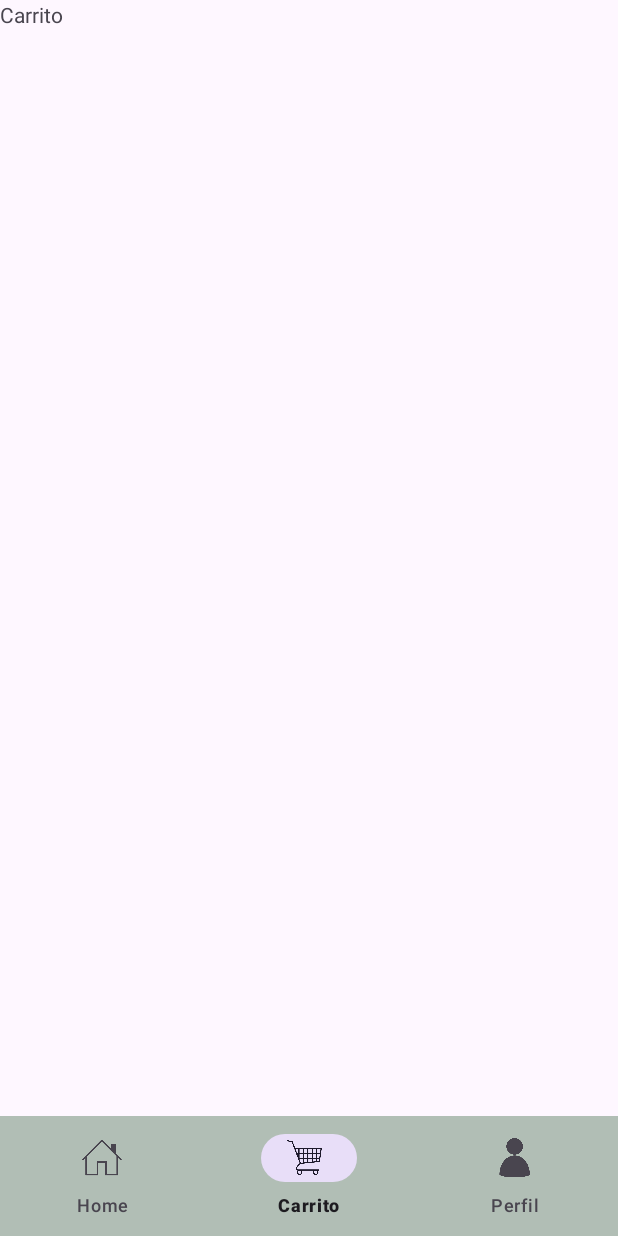
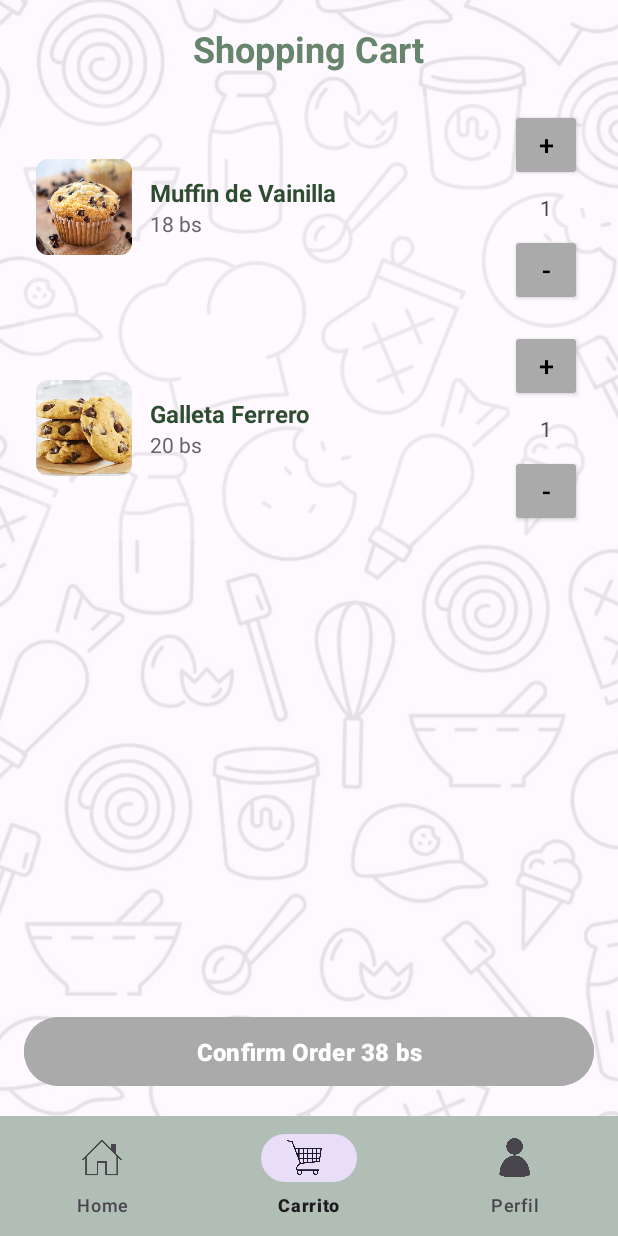
Before and after one commit to AdriBc16/ProjectMacadamia, an Android app: the CartFragment screen opened through its navigation route, on a phone screen of 412 x 824 dp. Run offline under Robolectric (Android 15) with nearby library versions, the phone set to English and light mode, and no system bars; our stand-ins replace navigation-ui.

Commit message:
Implementación del carrito con diseño visual, lista de productos y el control de cantidades

```diff
--- /dev/null
+++ b/app/src/main/java/com/example/projectmacadamia/CartAdapter.kt
@@ -0,0 +1,66 @@
+package com.example.projectmacadamia
+
+import android.view.LayoutInflater
+import android.view.View
+import android.view.ViewGroup
+import android.widget.*
+import androidx.recyclerview.widget.RecyclerView
+import com.example.projectmacadamia.R
+import com.example.projectmacadamia.Producto
+
+class CartAdapter(
+    private val productos: MutableList<Producto>,
+    private val onTotalChanged: (Int) -> Unit
+) : RecyclerView.Adapter<CartAdapter.CartViewHolder>() {
+
+    inner class CartViewHolder(itemView: View) : RecyclerView.ViewHolder(itemView) {
+        val nombre: TextView = itemView.findViewById(R.id.nombreProducto)
+        val precio: TextView = itemView.findViewById(R.id.precioProducto)
+        val imagen: ImageView = itemView.findViewById(R.id.imgProducto)
+        val cantidad: TextView = itemView.findViewById(R.id.txtCantidad)
+        val btnAdd: Button = itemView.findViewById(R.id.btnAdd)
+        val btnSubtract: Button = itemView.findViewById(R.id.btnSubtract)
+    }
+
+    override fun onCreateViewHolder(parent: ViewGroup, viewType: Int): CartViewHolder {
+        val view = LayoutInflater.from(parent.context)
+            .inflate(R.layout.item_producto, parent, false)
+        return CartViewHolder(view)
+    }
+
+    override fun onBindViewHolder(holder: CartViewHolder, position: Int) {
+        val producto = productos[position]
+
+        holder.nombre.text = producto.nombre
+        val total = producto.precio * producto.cantidad
+        holder.precio.text = holder.itemView.context.getString(R.string.precio_total, total)
+        holder.imagen.setImageResource(producto.imagenResId)
+        holder.cantidad.text = producto.cantidad.toString()
+
+        holder.btnAdd.setOnClickListener {
+            producto.cantidad++
+            notifyItemChanged(position)
+            actualizarTotal()
+        }
+
+        holder.btnSubtract.setOnClickListener {
+            if (producto.cantidad > 1) {
+                producto.cantidad--
+                notifyItemChanged(position)
+                actualizarTotal()
+            } else {
+                productos.removeAt(position)
+                notifyItemRemoved(position)
+                notifyItemRangeChanged(position, productos.size)
+                actualizarTotal()
+            }
+        }
+    }
+
+    override fun getItemCount(): Int = productos.size
+
+    fun actualizarTotal() {
+        val total = productos.sumOf { it.precio * it.cantidad }
+        onTotalChanged(total)
+    }
+}
--- a/app/src/main/java/com/example/projectmacadamia/CartFragment.kt
+++ b/app/src/main/java/com/example/projectmacadamia/CartFragment.kt
@@ -1,59 +1,48 @@
 package com.example.projectmacadamia
 
 import android.os.Bundle
-import androidx.fragment.app.Fragment
 import android.view.LayoutInflater
 import android.view.View
 import android.view.ViewGroup
+import android.widget.Button
+import androidx.fragment.app.Fragment
+import androidx.recyclerview.widget.LinearLayoutManager
+import androidx.recyclerview.widget.RecyclerView
+import com.example.projectmacadamia.CartAdapter
+import com.example.projectmacadamia.Producto
 
-// TODO: Rename parameter arguments, choose names that match
-// the fragment initialization parameters, e.g. ARG_ITEM_NUMBER
-private const val ARG_PARAM1 = "param1"
-private const val ARG_PARAM2 = "param2"
+class CartFragment : Fragment() {
 
-/**
- * A simple [Fragment] subclass.
- * Use the [CartFragment.newInstance] factory method to
- * create an instance of this fragment.
- */
-class CartFragment : Fragment() {
-    // TODO: Rename and change types of parameters
-    private var param1: String? = null
-    private var param2: String? = null
-
-    override fun onCreate(savedInstanceState: Bundle?) {
-        super.onCreate(savedInstanceState)
-        arguments?.let {
-            param1 = it.getString(ARG_PARAM1)
-            param2 = it.getString(ARG_PARAM2)
-        }
-    }
+    private lateinit var recyclerCart: RecyclerView
+    private lateinit var btnConfirmCart: Button
+    private lateinit var adapter: CartAdapter
 
     override fun onCreateView(
         inflater: LayoutInflater, container: ViewGroup?,
         savedInstanceState: Bundle?
     ): View? {
-        // Inflate the layout for this fragment
         return inflater.inflate(R.layout.fragment_cart, container, false)
     }
 
-    companion object {
-        /**
-         * Use this factory method to create a new instance of
-         * this fragment using the provided parameters.
-         *
-         * @param param1 Parameter 1.
-         * @param param2 Parameter 2.
-         * @return A new instance of fragment CartFragment.
-         */
-        // TODO: Rename and change types and number of parameters
-        @JvmStatic
-        fun newInstance(param1: String, param2: String) =
-            CartFragment().apply {
-                arguments = Bundle().apply {
-                    putString(ARG_PARAM1, param1)
-                    putString(ARG_PARAM2, param2)
-                }
-            }
+    override fun onViewCreated(view: View, savedInstanceState: Bundle?) {
+        super.onViewCreated(view, savedInstanceState)
+
+        recyclerCart = view.findViewById(R.id.recyclerCart)
+        btnConfirmCart = view.findViewById(R.id.btnConfirmCart)
+
+        val productos = mutableListOf(
+            Producto("Muffin de Vainilla", 18, R.drawable.muffin),
+            Producto("Galleta Ferrero", 20, R.drawable.galleta)
+        )
+
+        adapter = CartAdapter(productos) { total ->
+            val totalTexto = getString(R.string.precio_total, total)
+            btnConfirmCart.text = getString(R.string.confirmar_con_precio, totalTexto)
+        }
+
+        recyclerCart.layoutManager = LinearLayoutManager(requireContext())
+        recyclerCart.adapter = adapter
+
+        adapter.actualizarTotal()
     }
 }
--- /dev/null
+++ b/app/src/main/java/com/example/projectmacadamia/Productos.kt
@@ -0,0 +1,8 @@
+package com.example.projectmacadamia
+
+data class Producto(
+    val nombre: String,
+    val precio: Int,
+    val imagenResId: Int,
+    var cantidad: Int = 1
+)
--- /dev/null
+++ b/app/src/main/res/drawable/rounded_corners.xml
@@ -0,0 +1,5 @@
+<shape xmlns:android="http://schemas.android.com/apk/res/android"
+    android:shape="rectangle">
+    <corners android:radius="8dp" />
+    <solid android:color="@android:color/darker_gray" />
+</shape>
--- a/app/src/main/res/layout/fragment_cart.xml
+++ b/app/src/main/res/layout/fragment_cart.xml
@@ -1,14 +1,57 @@
 <?xml version="1.0" encoding="utf-8"?>
 <FrameLayout xmlns:android="http://schemas.android.com/apk/res/android"
     xmlns:tools="http://schemas.android.com/tools"
+    xmlns:app="http://schemas.android.com/apk/res-auto"
     android:layout_width="match_parent"
     android:layout_height="match_parent"
     tools:context=".CartFragment">
 
-    <!-- TODO: Update blank fragment layout -->
-    <TextView
+    <ImageView
+        android:id="@+id/fondoCarrito"
         android:layout_width="match_parent"
         android:layout_height="match_parent"
-        android:text="@string/shoppingCart" />
+        android:alpha="0.1"
+        android:scaleType="centerCrop"
+        android:src="@drawable/fondo_inicio" />
 
+    <LinearLayout
+        android:layout_width="match_parent"
+        android:layout_height="match_parent"
+        android:orientation="vertical"
+        android:padding="16dp"
+        android:layout_gravity="top"
+        android:clipToPadding="false">
+
+        <TextView
+            android:id="@+id/titleCart"
+            android:layout_width="wrap_content"
+            android:layout_height="wrap_content"
+            android:text="Shopping Cart"
+            android:textStyle="bold"
+            android:textColor="@color/dark_green"
+            android:textSize="24sp"
+            android:layout_gravity="center_horizontal"
+            android:paddingBottom="16dp" />
+
+        <androidx.recyclerview.widget.RecyclerView
+            android:id="@+id/recyclerCart"
+            android:layout_width="match_parent"
+            android:layout_height="0dp"
+            android:layout_weight="1"
+            android:clipToPadding="false"
+            android:scrollbars="vertical" />
+    </LinearLayout>
+
+    <Button
+        android:id="@+id/btnConfirmCart"
+        android:layout_width="match_parent"
+        android:layout_height="wrap_content"
+        android:layout_gravity="bottom"
+        android:text="Confirm Order                  0bs"
+        android:backgroundTint="@android:color/darker_gray"
+        android:textColor="@android:color/white"
+        android:textStyle="bold"
+        android:textSize="16sp"
+        android:padding="12dp"
+        android:layout_margin="16dp" />
 </FrameLayout>
--- /dev/null
+++ b/app/src/main/res/layout/item_producto.xml
@@ -0,0 +1,83 @@
+<?xml version="1.0" encoding="utf-8"?>
+<LinearLayout xmlns:android="http://schemas.android.com/apk/res/android"
+    xmlns:app="http://schemas.android.com/apk/res-auto"
+    android:layout_width="match_parent"
+    android:layout_height="wrap_content"
+    android:orientation="horizontal"
+    android:padding="8dp"
+    android:gravity="center_vertical"
+    android:background="#33FFFFFF">
+
+    <com.google.android.material.imageview.ShapeableImageView
+        android:id="@+id/imgProducto"
+        android:layout_width="64dp"
+        android:layout_height="64dp"
+        android:src="@drawable/muffin"
+        android:scaleType="centerCrop"
+        android:layout_marginEnd="12dp"
+        android:contentDescription="@string/product_image"
+        app:shapeAppearanceOverlay="@style/ShapeAppearance.App.Rounded" />
+
+
+    <LinearLayout
+        android:layout_width="0dp"
+        android:layout_height="wrap_content"
+        android:layout_weight="1"
+        android:orientation="vertical">
+
+        <TextView
+            android:id="@+id/nombreProducto"
+            android:layout_width="wrap_content"
+            android:layout_height="wrap_content"
+            android:text="Muffin de Vainilla"
+            android:textStyle="bold"
+            android:textColor="#2e4c2f"
+            android:textSize="16sp" />
+
+        <TextView
+            android:id="@+id/precioProducto"
+            android:layout_width="wrap_content"
+            android:layout_height="wrap_content"
+            android:text="18bs"
+            android:textColor="#666666"
+            android:textSize="14sp" />
+    </LinearLayout>
+
+    <LinearLayout
+        android:layout_width="wrap_content"
+        android:layout_height="wrap_content"
+        android:orientation="vertical"
+        android:gravity="center_horizontal">
+
+        <androidx.appcompat.widget.AppCompatButton
+            android:id="@+id/btnAdd"
+            android:layout_width="48dp"
+            android:layout_height="48dp"
+            android:text="+"
+            android:textColor="@android:color/black"
+            android:textSize="18sp"
+            android:backgroundTint="@android:color/darker_gray"
+            android:fontFamily="sans-serif-medium"
+            android:layout_marginBottom="4dp" />
+
+        <TextView
+            android:id="@+id/txtCantidad"
+            android:layout_width="wrap_content"
+            android:layout_height="wrap_content"
+            android:text="1"
+            android:textSize="14sp"
+            android:layout_marginVertical="4dp" />
+
+        <androidx.appcompat.widget.AppCompatButton
+            android:id="@+id/btnSubtract"
+            android:layout_width="48dp"
+            android:layout_height="48dp"
+            android:text="-"
+            android:textColor="@android:color/black"
+            android:textSize="18sp"
+            android:backgroundTint="@android:color/darker_gray"
+            android:fontFamily="sans-serif-medium"
+            android:layout_marginTop="4dp" />
+    </LinearLayout>
+
+</LinearLayout>
--- a/app/src/main/res/values/strings.xml
+++ b/app/src/main/res/values/strings.xml
@@ -41,4 +41,12 @@
     <string name="home">Casa</string>
     <!-- TODO: Remove or change this placeholder text -->
     <string name="hello_blank_fragment">Hello blank fragment</string>
+
+
+    <string name="product_image">Imagen del producto</string>
+    <string name="delete">Eliminar producto</string>
+    <string name="precio_total">%1$d bs</string>
+    <string name="confirmar_con_precio">Confirm Order    %1$s</string>
+
+
 </resources>
--- a/app/src/main/res/values/styles.xml
+++ b/app/src/main/res/values/styles.xml
@@ -74,6 +74,11 @@
         <item name="itemIconSize">30sp</item>
     </style>
 
+    <style name="ShapeAppearance.App.Rounded" parent="ShapeAppearance.MaterialComponents.SmallComponent">
+        <item name="cornerFamily">rounded</item>
+        <item name="cornerSize">8dp</item>
+    </style>
+
 
 
 </resources>
--- a/gradle/libs.versions.toml
+++ b/gradle/libs.versions.toml
@@ -18,12 +18,12 @@ androidx-core-ktx = { group = "androidx.core", name = "core-ktx", version.ref =
 junit = { group = "junit", name = "junit", version.ref = "junit" }
 androidx-junit = { group = "androidx.test.ext", name = "junit", version.ref = "junitVersion" }
 androidx-espresso-core = { group = "androidx.test.espresso", name = "espresso-core", version.ref = "espressoCore" }
-androidx-appcompat = { group = "androidx.appcompat", name = "appcompat", version.ref = "appcompat" }
+androidx-appcompat = { group = "androidx.appcompat", name = "appcompat", version = "1.7.1" }
 material = { group = "com.google.android.material", name = "material", version.ref = "material" }
 androidx-activity = { group = "androidx.activity", name = "activity", version.ref = "activity" }
 androidx-constraintlayout = { group = "androidx.constraintlayout", name = "constraintlayout", version.ref = "constraintlayout" }
-navigation-fragment-ktx = { module = "androidx.navigation:navigation-fragment-ktx", version.ref = "nav" }
-navigation-ui-ktx = { module = "androidx.navigation:navigation-ui-ktx", version.ref = "nav" }
+navigation-fragment-ktx = { module = "androidx.navigation:navigation-fragment-ktx", version = "2.9.0" }
+navigation-ui-ktx = { module = "androidx.navigation:navigation-ui-ktx", version = "2.9.0" }
 androidx-navigation-fragment-ktx = { group = "androidx.navigation", name = "navigation-fragment-ktx", version.ref = "navigationFragmentKtx" }
 androidx-navigation-ui-ktx = { group = "androidx.navigation", name = "navigation-ui-ktx", version.ref = "navigationUiKtx" }
 
```
Also changed, not shown: app/src/main/res/drawable/galleta.jpg (added), app/src/main/res/drawable/muffin.jpg (added).
